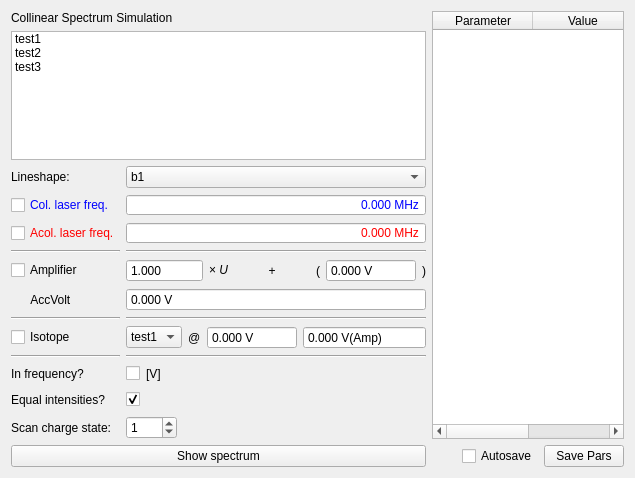
Before: the Qt Designer form PolliFit/source/Gui/Ui_Simulation.ui in lasersphere/Tilda, drawn with Qt 5.
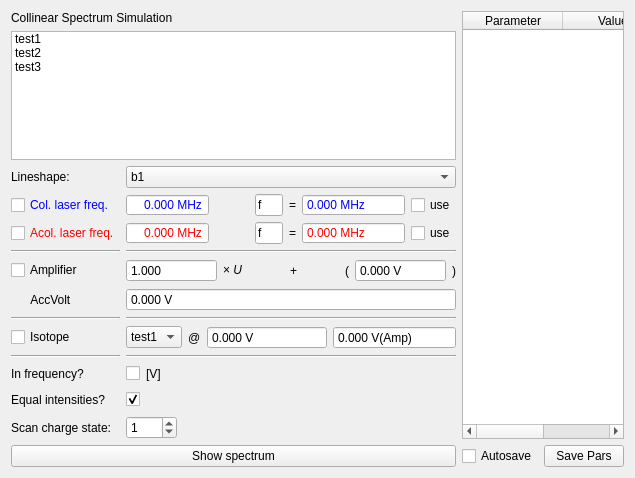
After: the same form once the commit is applied.

Commit message: - Simulation tab: Added the option to do arithmetics with the laser frequency to easily get doubled or halved frequencies.

Patch:
```diff
--- a/PolliFit/source/Gui/Ui_Simulation.ui
+++ b/PolliFit/source/Gui/Ui_Simulation.ui
@@ -227,37 +227,6 @@
          </property>
         </widget>
        </item>
-       <item row="1" column="1">
-        <widget class="QDoubleSpinBox" name="dColFreq">
-         <property name="styleSheet">
-          <string notr="true">color: rgb(0, 0, 255);</string>
-         </property>
-         <property name="inputMethodHints">
-          <set>Qt::ImhFormattedNumbersOnly</set>
-         </property>
-         <property name="alignment">
-          <set>Qt::AlignRight|Qt::AlignTrailing|Qt::AlignVCenter</set>
-         </property>
-         <property name="buttonSymbols">
-          <enum>QAbstractSpinBox::NoButtons</enum>
-         </property>
-         <property name="correctionMode">
-          <enum>QAbstractSpinBox::CorrectToNearestValue</enum>
-         </property>
-         <property name="suffix">
-          <string> MHz</string>
-         </property>
-         <property name="decimals">
-          <number>3</number>
-         </property>
-         <property name="maximum">
-          <double>999999999999999.000000000000000</double>
-         </property>
-         <property name="singleStep">
-          <double>0.001000000000000</double>
-         </property>
-        </widget>
-       </item>
        <item row="8" column="0">
         <widget class="Line" name="line_2">
          <property name="orientation">
@@ -396,34 +365,6 @@
          </property>
         </widget>
        </item>
-       <item row="2" column="1">
-        <widget class="QDoubleSpinBox" name="dAcolFreq">
-         <property name="styleSheet">
-          <string notr="true">color: rgb(255, 0, 0);</string>
-         </property>
-         <property name="alignment">
-          <set>Qt::AlignRight|Qt::AlignTrailing|Qt::AlignVCenter</set>
-         </property>
-         <property name="buttonSymbols">
-          <enum>QAbstractSpinBox::NoButtons</enum>
-         </property>
-         <property name="correctionMode">
-          <enum>QAbstractSpinBox::CorrectToNearestValue</enum>
-         </property>
-         <property name="suffix">
-          <string> MHz</string>
-         </property>
-         <property name="decimals">
-          <number>3</number>
-         </property>
-         <property name="maximum">
-          <double>999999999999999.000000000000000</double>
-         </property>
-         <property name="singleStep">
-          <double>0.001000000000000</double>
-         </property>
-        </widget>
-       </item>
        <item row="11" column="0">
         <widget class="QLabel" name="label_11">
          <property name="text">
@@ -611,6 +552,221 @@
          </item>
         </layout>
        </item>
+       <item row="2" column="1">
+        <layout class="QHBoxLayout" name="horizontalLayout_8" stretch="3,0,1,0,3,0">
+         <item>
+          <widget class="QDoubleSpinBox" name="dAcolFreq">
+           <property name="sizePolicy">
+            <sizepolicy hsizetype="Preferred" vsizetype="Fixed">
+             <horstretch>0</horstretch>
+             <verstretch>0</verstretch>
+            </sizepolicy>
+           </property>
+           <property name="styleSheet">
+            <string notr="true">color: rgb(255, 0, 0);</string>
+           </property>
+           <property name="alignment">
+            <set>Qt::AlignRight|Qt::AlignTrailing|Qt::AlignVCenter</set>
+           </property>
+           <property name="buttonSymbols">
+            <enum>QAbstractSpinBox::NoButtons</enum>
+           </property>
+           <property name="correctionMode">
+            <enum>QAbstractSpinBox::CorrectToNearestValue</enum>
+           </property>
+           <property name="suffix">
+            <string> MHz</string>
+           </property>
+           <property name="decimals">
+            <number>3</number>
+           </property>
+           <property name="maximum">
+            <double>9999999999.000000000000000</double>
+           </property>
+           <property name="singleStep">
+            <double>0.001000000000000</double>
+           </property>
+          </widget>
+         </item>
+         <item>
+          <spacer name="horizontalSpacer_6">
+           <property name="orientation">
+            <enum>Qt::Horizontal</enum>
+           </property>
+           <property name="sizeHint" stdset="0">
+            <size>
+             <width>40</width>
+             <height>20</height>
+            </size>
+           </property>
+          </spacer>
+         </item>
+         <item>
+          <widget class="QLineEdit" name="line_acol_arith">
+           <property name="sizePolicy">
+            <sizepolicy hsizetype="Preferred" vsizetype="Fixed">
+             <horstretch>0</horstretch>
+             <verstretch>0</verstretch>
+            </sizepolicy>
+           </property>
+           <property name="text">
+            <string>f</string>
+           </property>
+          </widget>
+         </item>
+         <item>
+          <widget class="QLabel" name="label_15">
+           <property name="text">
+            <string>=</string>
+           </property>
+          </widget>
+         </item>
+         <item>
+          <widget class="QDoubleSpinBox" name="dAcolFreqArith">
+           <property name="styleSheet">
+            <string notr="true">color: rgb(255, 0, 0);</string>
+           </property>
+           <property name="readOnly">
+            <bool>true</bool>
+           </property>
+           <property name="buttonSymbols">
+            <enum>QAbstractSpinBox::NoButtons</enum>
+           </property>
+           <property name="correctionMode">
+            <enum>QAbstractSpinBox::CorrectToNearestValue</enum>
+           </property>
+           <property name="suffix">
+            <string> MHz</string>
+           </property>
+           <property name="decimals">
+            <number>3</number>
+           </property>
+           <property name="maximum">
+            <double>9999999999.000000000000000</double>
+           </property>
+           <property name="singleStep">
+            <double>0.001000000000000</double>
+           </property>
+          </widget>
+         </item>
+         <item>
+          <widget class="QCheckBox" name="cAcolArith">
+           <property name="text">
+            <string>use</string>
+           </property>
+          </widget>
+         </item>
+        </layout>
+       </item>
+       <item row="1" column="1">
+        <layout class="QHBoxLayout" name="horizontalLayout_9" stretch="3,0,1,0,3,0">
+         <item>
+          <widget class="QDoubleSpinBox" name="dColFreq">
+           <property name="sizePolicy">
+            <sizepolicy hsizetype="Preferred" vsizetype="Fixed">
+             <horstretch>0</horstretch>
+             <verstretch>0</verstretch>
+            </sizepolicy>
+           </property>
+           <property name="styleSheet">
+            <string notr="true">color: rgb(0, 0, 255);</string>
+           </property>
+           <property name="inputMethodHints">
+            <set>Qt::ImhFormattedNumbersOnly</set>
+           </property>
+           <property name="alignment">
+            <set>Qt::AlignRight|Qt::AlignTrailing|Qt::AlignVCenter</set>
+           </property>
+           <property name="buttonSymbols">
+            <enum>QAbstractSpinBox::NoButtons</enum>
+           </property>
+           <property name="correctionMode">
+            <enum>QAbstractSpinBox::CorrectToNearestValue</enum>
+           </property>
+           <property name="suffix">
+            <string> MHz</string>
+           </property>
+           <property name="decimals">
+            <number>3</number>
+           </property>
+           <property name="maximum">
+            <double>9999999999.000000000000000</double>
+           </property>
+           <property name="singleStep">
+            <double>0.001000000000000</double>
+           </property>
+          </widget>
+         </item>
+         <item>
+          <spacer name="horizontalSpacer">
+           <property name="orientation">
+            <enum>Qt::Horizontal</enum>
+           </property>
+           <property name="sizeHint" stdset="0">
+            <size>
+             <width>40</width>
+             <height>20</height>
+            </size>
+           </property>
+          </spacer>
+         </item>
+         <item>
+          <widget class="QLineEdit" name="line_col_arith">
+           <property name="sizePolicy">
+            <sizepolicy hsizetype="Preferred" vsizetype="Fixed">
+             <horstretch>0</horstretch>
+             <verstretch>0</verstretch>
+            </sizepolicy>
+           </property>
+           <property name="text">
+            <string>f</string>
+           </property>
+          </widget>
+         </item>
+         <item>
+          <widget class="QLabel" name="label_14">
+           <property name="text">
+            <string>=</string>
+           </property>
+          </widget>
+         </item>
+         <item>
+          <widget class="QDoubleSpinBox" name="dColFreqArith">
+           <property name="styleSheet">
+            <string notr="true">color: rgb(0, 0, 255);</string>
+           </property>
+           <property name="readOnly">
+            <bool>true</bool>
+           </property>
+           <property name="buttonSymbols">
+            <enum>QAbstractSpinBox::NoButtons</enum>
+           </property>
+           <property name="correctionMode">
+            <enum>QAbstractSpinBox::CorrectToNearestValue</enum>
+           </property>
+           <property name="suffix">
+            <string> MHz</string>
+           </property>
+           <property name="decimals">
+            <number>3</number>
+           </property>
+           <property name="maximum">
+            <double>9999999999.000000000000000</double>
+           </property>
+           <property name="singleStep">
+            <double>0.001000000000000</double>
+           </property>
+          </widget>
+         </item>
+         <item>
+          <widget class="QCheckBox" name="cColArith">
+           <property name="text">
+            <string>use</string>
+           </property>
+          </widget>
+         </item>
+        </layout>
+       </item>
       </layout>
      </item>
      <item>
```
The commit also changes 2 other files.
